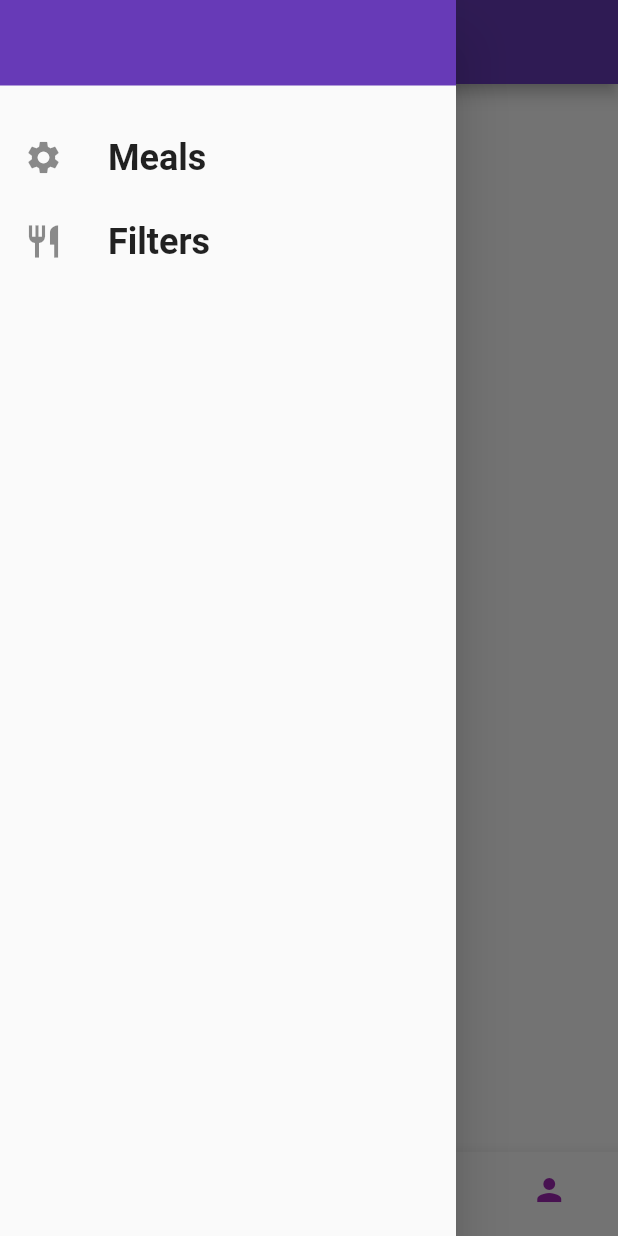
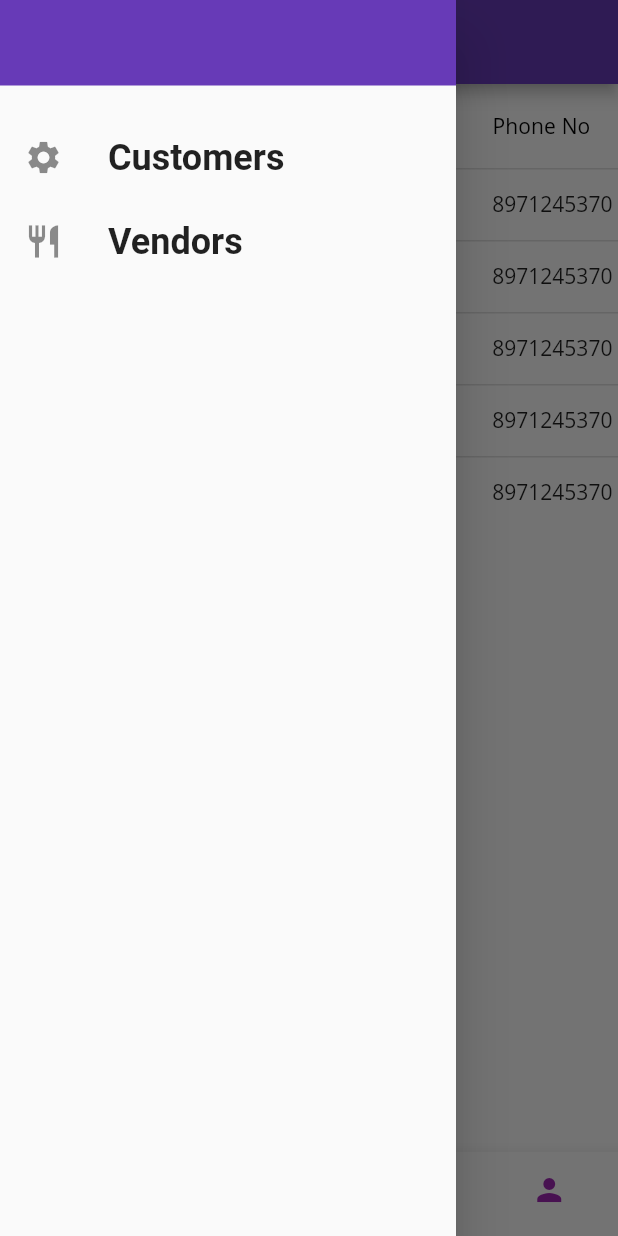
Before and after one commit to Pramri/interior_design_app, a Flutter app: the screen it shows after launch, item 3 of the bottom bar chosen, with the side drawer open, on a phone screen of 412 x 824 dp. Run offline on Flutter 3.47's test engine with Material 2 defaults, Android fonts, the phone set to English and light mode, and no system bars; missing offline and left inert: dart:ffi; Roboto replaces fonts that are missing (Open Sans, RobotoCondensed).

Commit message:
Introducing example table

```diff
--- /dev/null
+++ b/lib/model/customerdata.dart
@@ -0,0 +1,14 @@
+class CustomerData{
+  final String name;
+  final String address;
+  final String phoneNo;
+  final String emailId;
+
+  CustomerData({
+    required this.name,
+    required this.address,
+    required this.phoneNo,
+    required this.emailId,
+  });
+
+}
--- a/lib/screens/customers_screen.dart
+++ b/lib/screens/customers_screen.dart
@@ -2,28 +2,15 @@ import 'package:flutter/cupertino.dart';
 import 'package:flutter/material.dart';
 import 'package:flutter/src/widgets/container.dart';
 import 'package:flutter/src/widgets/framework.dart';
+import '../tables/customer_table.dart';
 import '../screens/subtab_screen.dart';
 class CustomersScreen extends StatelessWidget {
   const CustomersScreen({super.key});
 
   @override
   Widget build(BuildContext context) {
-    return MaterialApp(
-      title: 'Personal Expenses',
-      //Combination of color, style, fonts etcc...
-      theme: ThemeData(
-          primarySwatch: Colors.deepPurple,
-          errorColor: Colors.red,
-          fontFamily: 'Open Sans',
-          appBarTheme: AppBarTheme(
-              titleTextStyle: TextStyle(
-                  fontFamily: 'OpenSans',
-                  fontSize: 20,
-                  fontWeight: FontWeight.bold))),
-      //home: DashboardScreen(),
-      routes: {
-        '/' : (ctx) => SubTabScreen(),
-      },
+    return Scaffold(
+      body: CustomerTable(),
     );
   }
 }
--- a/lib/screens/vendors_screen.dart
+++ b/lib/screens/vendors_screen.dart
@@ -1,14 +1,15 @@
 import 'package:flutter/cupertino.dart';
+import 'package:flutter/material.dart';
 import 'package:flutter/src/widgets/container.dart';
 import 'package:flutter/src/widgets/framework.dart';
+import 'package:interior_design_app/model/customerdata.dart';
+import '../tables/customer_table.dart';
 
 class VendorsScreen extends StatelessWidget {
   const VendorsScreen({super.key});
 
   @override
   Widget build(BuildContext context) {
-    return Center(
-      child: Text('Vendors'),
-    );
+    return Scaffold(body: const CustomerTable() );
   }
 }
--- /dev/null
+++ b/lib/tables/customer_table.dart
@@ -0,0 +1,93 @@
+import 'package:flutter/material.dart';
+import '../model/customerdata.dart';
+import 'package:flutter/src/widgets/container.dart';
+import 'package:flutter/src/widgets/framework.dart';
+
+class CustomerTable extends StatelessWidget {
+  const CustomerTable({super.key});
+
+  @override
+  Widget build(BuildContext context) {
+    return SingleChildScrollView(
+      scrollDirection: Axis.horizontal,
+      child: DataTable(
+        columns: const <DataColumn>[
+          DataColumn(
+            label: Expanded(
+              child: Text(
+                'Id',
+                style: TextStyle(fontStyle: FontStyle.normal),
+              ),
+            ),
+          ),
+          DataColumn(
+            label: Expanded(
+              child: Text(
+                'Name',
+                style: TextStyle(fontStyle: FontStyle.normal),
+              ),
+            ),
+          ),
+          DataColumn(
+            label: Expanded(
+              child: Text(
+                'Address',
+                style: TextStyle(fontStyle: FontStyle.normal),
+              ),
+            ),
+          ),
+          DataColumn(
+            label: Expanded(
+              child: Text(
+                'Phone No',
+                style: TextStyle(fontStyle: FontStyle.normal),
+              ),
+            ),
+          ),
+        ],
+        rows: const <DataRow>[
+          DataRow(
+            cells: [
+              DataCell(Text('1')),
+              DataCell(Text('Prabhat')),
+              DataCell(Text('Sasaram')),
+              DataCell(Text('8971245370')),
+            ],
+          ),
+          DataRow(
+            cells: <DataCell>[
+              DataCell(Text('2')),
+              DataCell(Text('Ranjan')),
+              DataCell(Text('Hyderabad')),
+              DataCell(Text('8971245370')),
+            ],
+          ),
+          DataRow(
+            cells: <DataCell>[
+              DataCell(Text('3')),
+              DataCell(Text('Joe')),
+              DataCell(Text('Uk')),
+              DataCell(Text('8971245370')),
+            ],
+          ),
+          DataRow(
+            cells: <DataCell>[
+              DataCell(Text('4')),
+              DataCell(Text('John')),
+              DataCell(Text('Bangalore')),
+              DataCell(Text('8971245370')),
+            ],
+          ),
+          DataRow(
+            cells: <DataCell>[
+              DataCell(Text('5')),
+              DataCell(Text('Mohan')),
+              DataCell(Text('Kochas')),
+              DataCell(Text('8971245370')),
+            ],
+          ),
+        ],
+      ),
+    );
+  }
+}
--- a/lib/widgets/main_drawer.dart
+++ b/lib/widgets/main_drawer.dart
@@ -46,11 +46,11 @@ class MainDrawer extends StatelessWidget {
           SizedBox(
             height: 20,
           ),
-          buildListTile("Meals", Icons.settings,
+          buildListTile("Customers", Icons.settings,
           (){
             Navigator.of(context).pushReplacementNamed('/');
           }),
-          buildListTile("Filters", Icons.restaurant,
+          buildListTile("Vendors", Icons.restaurant,
           (){
             Navigator.of(context).pushNamed(FilterScreen.routeName);
 
```
